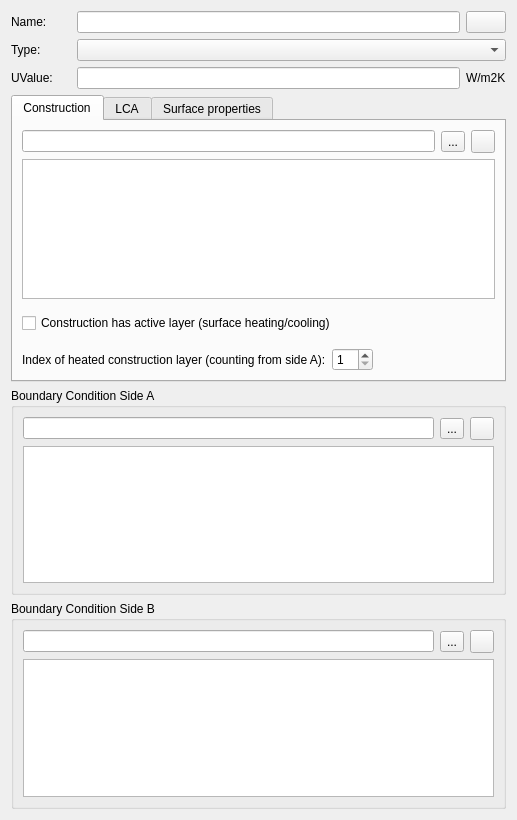
Qt form SIM-VICUS/src/SVDBComponentEditWidget.ui (ghorwin/SIM-VICUS) before a commit.
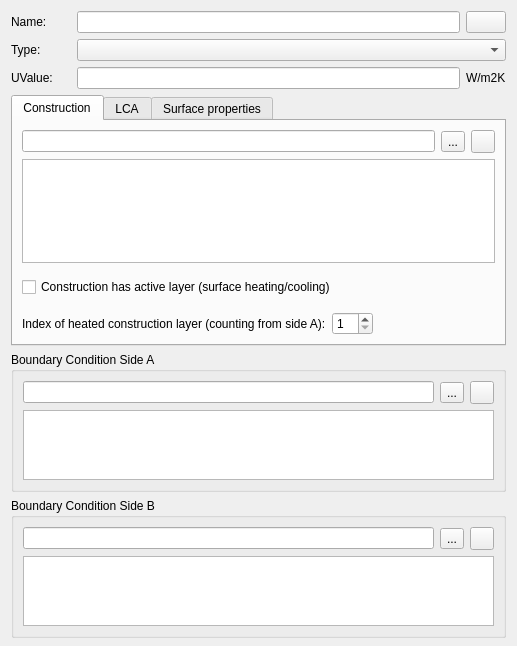
The same form after that commit. Icons and pictures are not drawn. Custom widgets are drawn as their Qt base class.

Commit message: Style improvements DB edit dialog

The edit to the form file:
```diff
--- a/SIM-VICUS/src/SVDBComponentEditWidget.ui
+++ b/SIM-VICUS/src/SVDBComponentEditWidget.ui
@@ -7,7 +7,7 @@
     <x>0</x>
     <y>0</y>
     <width>517</width>
-    <height>820</height>
+    <height>646</height>
    </rect>
   </property>
   <property name="sizePolicy">
@@ -16,7 +16,10 @@
     <verstretch>0</verstretch>
    </sizepolicy>
   </property>
-  <layout class="QVBoxLayout" name="masterLayout">
+  <layout class="QVBoxLayout" name="masterLayout" stretch="0,2,1,1">
+   <property name="bottomMargin">
+    <number>8</number>
+   </property>
    <item>
     <layout class="QGridLayout" name="gridLayout_4">
      <item row="0" column="0">
```
The commit also changes 3 other files.
